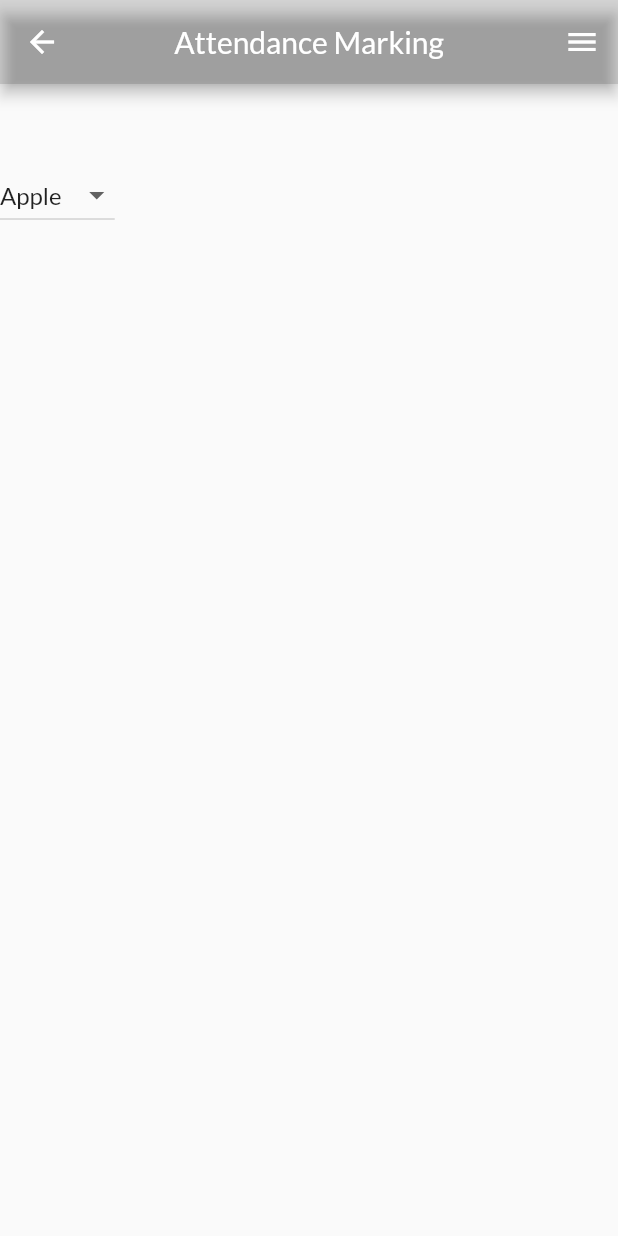
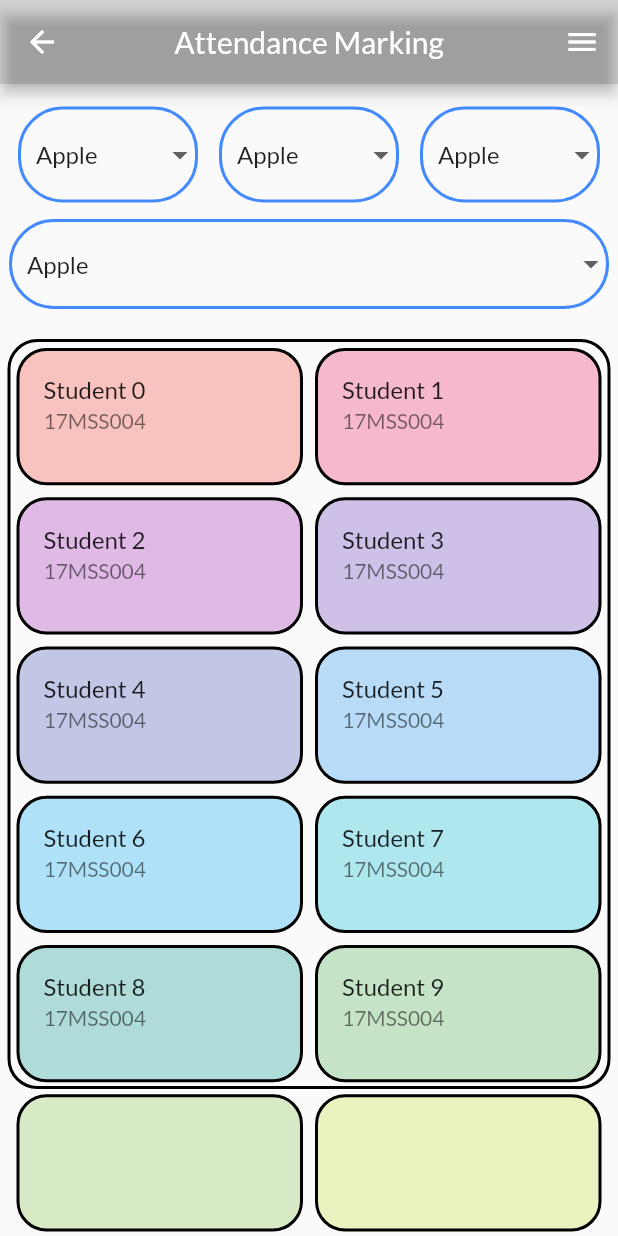
Before and after one commit to cruzmac/studentapp, a Flutter app: the AttendanceMarkingPage screen opened by its route, on a phone screen of 412 x 824 dp. Run offline on Flutter 3.47's test engine with Material 2 defaults, Android fonts, the phone set to English and light mode, and no system bars; our stand-ins replace cloud_firestore, device_info_plus, firebase_auth, firebase_core, google_fonts, google_sign_in and 3 more; missing offline and left inert: dart:ffi; accounts and stored records are empty; network calls fail.

Commit message:
attendance commit 3
6 26
9 12 22

```diff
--- /dev/null
+++ b/aug_prj/lib/design/ListTile_attendance.dart
@@ -0,0 +1,28 @@
+import 'package:flutter/material.dart';
+
+class ItemTile extends StatelessWidget {
+  final int itemNo;
+  const ItemTile(
+    this.itemNo,
+  );
+  @override
+  Widget build(BuildContext context) {
+    final Color color = Colors.primaries[itemNo % Colors.primaries.length];
+    return Padding(
+      padding: const EdgeInsets.all(4.0),
+      child: ListTile(
+        key: Key('text_$itemNo'),
+        tileColor: color.withOpacity(0.3),
+        shape: RoundedRectangleBorder(
+          side: const BorderSide(width: 2),
+          borderRadius: BorderRadius.circular(20),
+        ),
+        onTap: () {},
+        title: Text(
+          'Student $itemNo',
+        ),
+        subtitle: const Text('17MSS004'),
+      ),
+    );
+  }
+}
--- /dev/null
+++ b/aug_prj/lib/design/dropdownbox.dart
@@ -0,0 +1,38 @@
+import 'package:flutter/material.dart';
+
+class Dropdown extends StatefulWidget {
+  const Dropdown({Key? key}) : super(key: key);
+
+  @override
+  State<Dropdown> createState() => _DropdownState();
+}
+
+class _DropdownState extends State<Dropdown> {
+  List<String> list = ['Apple', 'Orange', 'Carrot'];
+  String? selecteditem = 'Apple';
+  @override
+  Widget build(BuildContext context) {
+    return DropdownButtonFormField(
+      hint:const Text('Fruits'),
+      decoration: const InputDecoration(
+        enabledBorder: OutlineInputBorder(
+          borderRadius:BorderRadius.all(Radius.circular(30)),
+          borderSide: BorderSide(color: Colors.blueAccent, width: 2),
+        ),
+        focusedBorder: OutlineInputBorder(
+          borderRadius:BorderRadius.all(Radius.circular(30)),
+          borderSide: BorderSide(color: Colors.blue, width: 2),
+        ),
+      ),
+      value: selecteditem,
+      onChanged: (value) {
+        setState(() {
+          selecteditem = value.toString();
+        });
+      },
+      items: list.map((item) {
+        return DropdownMenuItem(value: item, child: Text(item));
+      }).toList(),
+    );
+  }
+}
--- a/aug_prj/lib/screens/attendance_marking.dart
+++ b/aug_prj/lib/screens/attendance_marking.dart
@@ -1,5 +1,6 @@
 import 'package:flutter/material.dart';
-
+import '../design/ListTile_attendance.dart';
+import '../design/dropdownbox.dart';
 import '../design/end_drawer.dart';
 
 class AttendanceMarkingPage extends StatefulWidget {
@@ -20,44 +21,54 @@ class _AttendanceMarkingPageState extends State<AttendanceMarkingPage> {
         centerTitle: true,
       ),
       body: Container(
-        height: 200,
-        width: 400,
-        child: Row(
+        padding: const EdgeInsets.symmetric(horizontal: 5, vertical: 15),
+        child: Column(
           children: [
-            Dropdown(),
+            Row(
+              mainAxisAlignment: MainAxisAlignment.spaceAround,
+              children: const [
+                SizedBox(
+                  height: 75,
+                  width: 120,
+                  child: Dropdown(),
+                ),
+                SizedBox(
+                  height: 75,
+                  width: 120,
+                  child: Dropdown(),
+                ),
+                SizedBox(
+                  height: 75,
+                  width: 120,
+                  child: Dropdown(),
+                ),
+              ],
+            ),
+            const SizedBox(
+              height: 60,
+              width: 400,
+              child: Dropdown(),
+            ),
+            const SizedBox(
+              height: 20,
+            ),
+            Container(
+              height: 500,
+              decoration: BoxDecoration(
+                  border: Border.all(width: 2),
+                  borderRadius: BorderRadius.circular(20)),
+              child: GridView.builder(
+                itemCount: 100,
+                itemBuilder: (context, index) => ItemTile(index),
+                gridDelegate: const SliverGridDelegateWithFixedCrossAxisCount(
+                  crossAxisCount: 2,
+                  childAspectRatio: 2,
+                ),
+              ),
+            ),
           ],
         ),
       ),
     );
   }
 }
-
-class Dropdown extends StatefulWidget {
-  const Dropdown({Key? key}) : super(key: key);
-
-  @override
-  State<Dropdown> createState() => _DropdownState();
-}
-
-class _DropdownState extends State<Dropdown> {
-  List<String> list = ['Apple', 'Orange', 'Carrot'];
-  String? selecteditem = 'Apple';
-  @override
-  Widget build(BuildContext context) {
-    return Container(
-      margin: const EdgeInsets.only(top:50),
-      alignment: Alignment.topCenter,
-      child: DropdownButton(
-        value: selecteditem,
-        onChanged: (value) {
-          setState(() {
-            selecteditem = value.toString();
-          });
-        },
-        items: list.map((item) {
-          return DropdownMenuItem(value: item, child: Text(item));
-        }).toList(),
-      ),
-    );
-  }
-}
```
